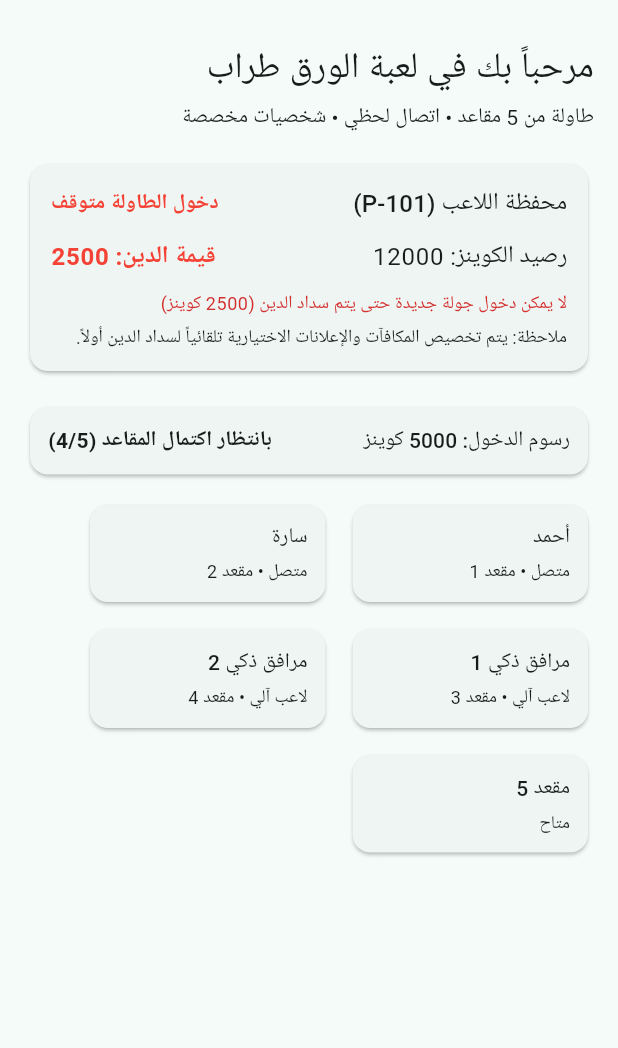
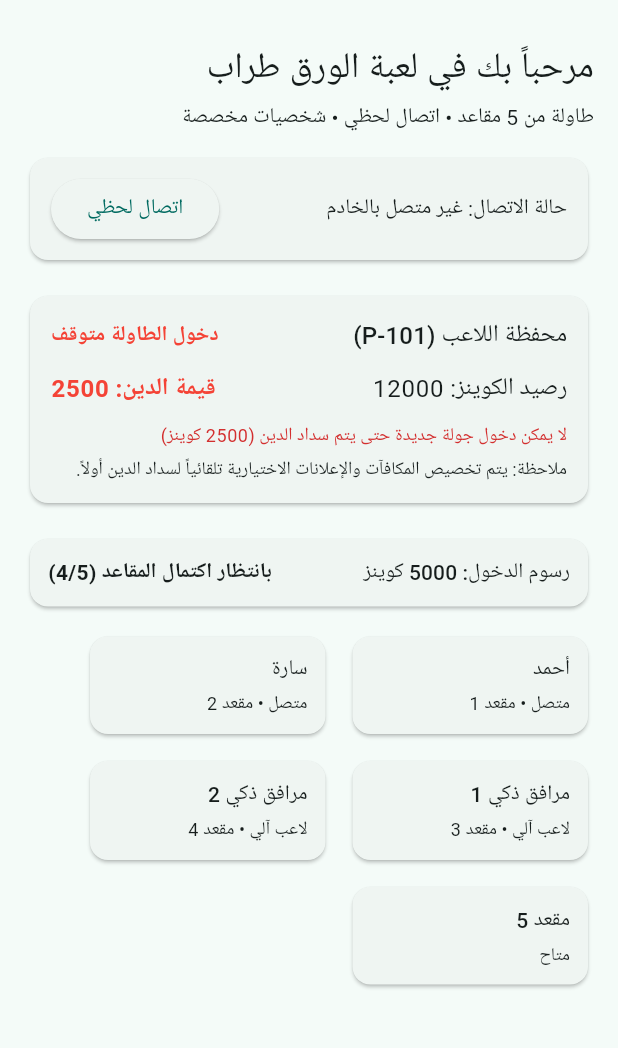
Before and after one commit to farisahmed774462766-png/TARAB, a Flutter app: the screen it shows after launch, on a phone screen of 412 x 824 dp, the part 64-1112 px from its top. Run offline on Flutter 3.47's test engine with Material 3 defaults, Android fonts, the phone set to English and light mode, and no system bars.

Commit message:
Update main.dart

```diff
--- a/mobile-app/lib/main.dart
+++ b/mobile-app/lib/main.dart
@@ -1,6 +1,8 @@
+import 'dart:async';
 import 'package:flutter/material.dart';
 import 'models/table_model.dart';
 import 'models/wallet_model.dart';
+import 'services/tarab_socket_service.dart';
 import 'widgets/table_seats_grid.dart';
 import 'widgets/wallet_summary_card.dart';
 
@@ -52,7 +54,7 @@ class _TarabAppState extends State<TarabApp> {
   }
 }
 
-class TarabHomeScreen extends StatelessWidget {
+class TarabHomeScreen extends StatefulWidget {
   final bool isArabic;
   final VoidCallback onToggleLanguage;
 
@@ -62,7 +64,27 @@ class TarabHomeScreen extends StatelessWidget {
     required this.onToggleLanguage,
   });
 
-  TarabTable _sampleTable() {
+  @override
+  State<TarabHomeScreen> createState() => _TarabHomeScreenState();
+}
+
+class _TarabHomeScreenState extends State<TarabHomeScreen> {
+  final TarabSocketService _socketService = TarabSocketService();
+  StreamSubscription>? _subscription;
+
+  String _connectionStatus = 'غير متصل بالخادم';
+  late TarabTable _table;
+  late PlayerWallet _wallet;
+
+  @override
+  void initState() {
+    super.initState();
+    _table = _initialTable();
+    _wallet = _initialWallet();
+    _subscription = _socketService.events.listen(_handleServerEvent);
+  }
+
+  TarabTable _initialTable() {
     return TarabTable(
       tableId: 'TBL-001',
       isPrivate: false,
@@ -101,7 +123,7 @@ class TarabHomeScreen extends StatelessWidget {
     );
   }
 
-  PlayerWallet _sampleWallet() {
+  PlayerWallet _initialWallet() {
     return PlayerWallet(
       playerId: 'P-101',
       coins: 12000,
@@ -120,17 +142,90 @@ class TarabHomeScreen extends StatelessWidget {
     );
   }
 
+  void _handleServerEvent(Map<String, dynamic> event) {
+    final type = event['type'] as String? ?? '';
+
+    setState(() {
+      if (type == 'WELCOME') {
+        _connectionStatus = 'متصل بخادم TARAB';
+      } else if (type == 'SOCKET_CLOSED' || type == 'SOCKET_ERROR') {
+        _connectionStatus = 'انقطع الاتصال بالخادم';
+      } else if ((type == 'TABLE_CREATED' ||
+              type == 'JOIN_RESULT' ||
+              type == 'LEAVE_RESULT') &&
+          event['table'] is Map<String, dynamic>) {
+        _table = _parseTableFromJson(event['table'] as Map<String, dynamic>);
+      }
+
+      if (event['wallet'] is Map<String, dynamic>) {
+        _wallet = _parseWalletFromJson(event['wallet'] as Map<String, dynamic>);
+      }
+    });
+  }
+
+  TarabTable _parseTableFromJson(Map<String, dynamic> json) {
+    final rawSeats = (json['seats'] as List<dynamic>? ?? []);
+    final seats = rawSeats.map((item) {
+      final seatMap = item as Map<String, dynamic>;
+      return TableSeat(
+        seatNumber: (seatMap['seatNumber'] as num?)?.toInt() ?? 1,
+        playerId: seatMap['playerId'] as String?,
+        playerName: seatMap['playerName'] as String?,
+        isBot: seatMap['isBot'] as bool? ?? false,
+        isConnected: seatMap['isConnected'] as bool? ?? false,
+      );
+    }).toList();
+
+    return TarabTable(
+      tableId: json['tableId'] as String? ?? _table.tableId,
+      isPrivate: json['isPrivate'] as bool? ?? false,
+      entryFee: (json['entryFee'] as num?)?.toInt() ?? _table.entryFee,
+      seats: seats.isEmpty ? _table.seats : seats,
+    );
+  }
+
+  PlayerWallet _parseWalletFromJson(Map<String, dynamic> json) {
+    return PlayerWallet(
+      playerId: json['playerId'] as String? ?? _wallet.playerId,
+      coins: (json['coins'] as num?)?.toInt() ?? _wallet.coins,
+      debt: (json['debt'] as num?)?.toInt() ?? _wallet.debt,
+      transactions: _wallet.transactions,
+    );
+  }
+
+  Future<void> _connectSocket() async {
+    setState(() {
+      _connectionStatus = 'جاري الاتصال...';
+    });
+    try {
+      await _socketService.connect('ws://localhost:3000');
+      setState(() {
+        _connectionStatus = 'متصل بخادم TARAB';
+      });
+    } catch (e) {
+      setState(() {
+        _connectionStatus = 'تعذر الاتصال: $e';
+      });
+    }
+  }
+
+  @override
+  void dispose() {
+    _subscription?.cancel();
+    _socketService.dispose();
+    super.dispose();
+  }
+
   @override
   Widget build(BuildContext context) {
-    final table = _sampleTable();
-    final wallet = _sampleWallet();
+    final isArabic = widget.isArabic;
 
     return Scaffold(
       appBar: AppBar(
         title: Text(isArabic ? 'طراب - TARAB' : 'TARAB'),
         actions: [
           TextButton(
-            onPressed: onToggleLanguage,
+            onPressed: widget.onToggleLanguage,
             child: Text(isArabic ? 'EN' : 'العربية'),
           ),
         ],
@@ -153,15 +248,36 @@ class TarabHomeScreen extends StatelessWidget {
                   : '5-Seat Table • Real-Time Play • Custom Characters',
               style: Theme.of(context).textTheme.bodyMedium,
             ),
+            const SizedBox(height: 12),
+            Card(
+              child: Padding(
+                padding: const EdgeInsets.symmetric(horizontal: 14, vertical: 10),
+                child: Row(
+                  mainAxisAlignment: MainAxisAlignment.spaceBetween,
+                  children: [
+                    Text(
+                      isArabic
+                          ? 'حالة الاتصال: $_connectionStatus'
+                          : 'Socket: $_connectionStatus',
+                      style: Theme.of(context).textTheme.bodyMedium,
+                    ),
+                    ElevatedButton(
+                      onPressed: _connectSocket,
+                      child: Text(isArabic ? 'اتصال لحظي' : 'Connect'),
+                    ),
+                  ],
+                ),
+              ),
+            ),
             const SizedBox(height: 16),
             WalletSummaryCard(
-              wallet: wallet,
-              entryFee: table.entryFee,
+              wallet: _wallet,
+              entryFee: _table.entryFee,
               isArabic: isArabic,
             ),
             const SizedBox(height: 16),
             TableSeatsGrid(
-              table: table,
+              table: _table,
               isArabic: isArabic,
             ),
           ],
```
